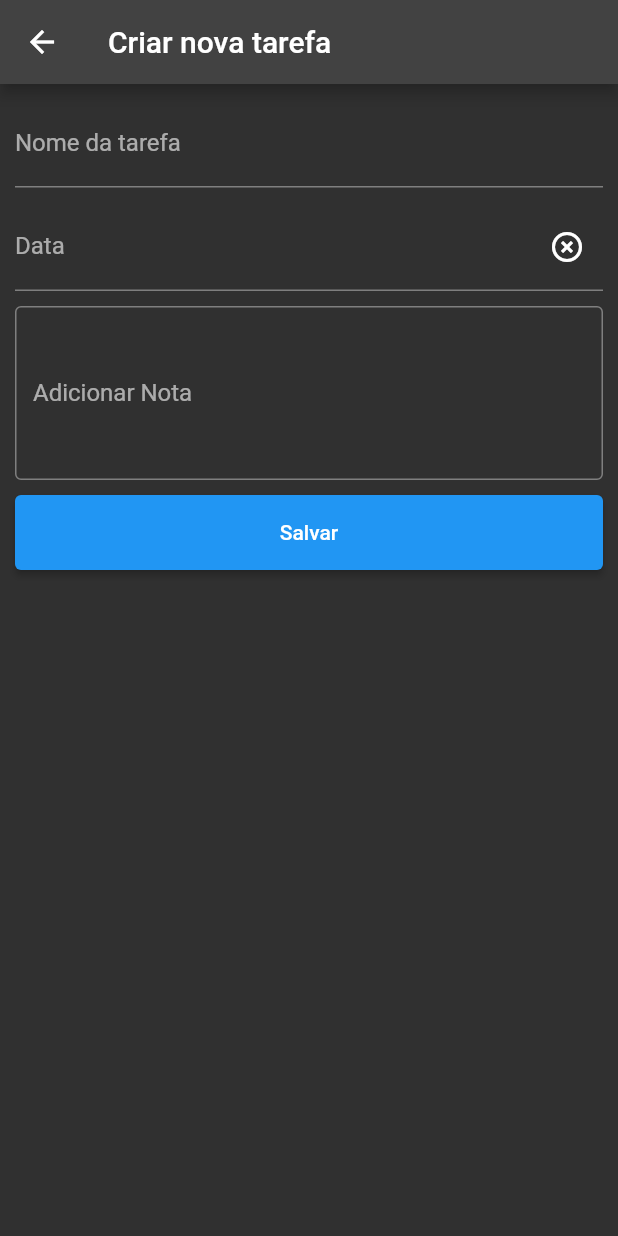
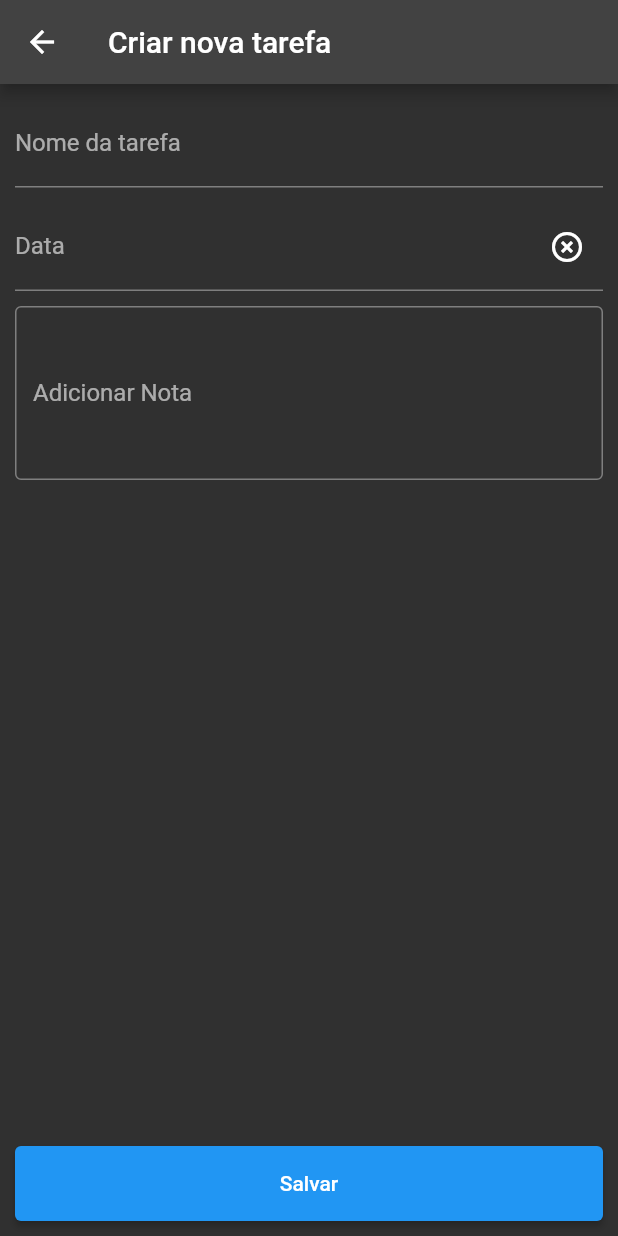
Before and after one commit to laairoy/todo, a Flutter app: the NewTask screen opened directly with empty values, on a phone screen of 412 x 824 dp. Run offline on Flutter 3.47's test engine with Material 2 defaults, Android fonts, the light colour scheme and no system bars; our stand-ins replace date_format, email_validator, flutter_colorpicker, hive, hive_flutter; missing offline and left inert: is_first_run; accounts and stored records are empty.

Commit message:
Fixed issue with widget stack in add task.

```diff
--- a/lib/pages/new_task.dart
+++ b/lib/pages/new_task.dart
@@ -77,9 +77,9 @@ class NewTask extends StatelessWidget {
                     },
                   ),
                 ),
-                Padding(
-                  padding: EdgeInsets.only(top: 10),
-                  child: Expanded(
+                Expanded(
+                  child: Padding(
+                    padding: EdgeInsets.only(top: 10),
                     child: TextFormField(
                       maxLines: 4,
                       decoration: InputDecoration(
```
Also changed, not shown: lib/pages/home_page.dart (+4 -4 lines).
